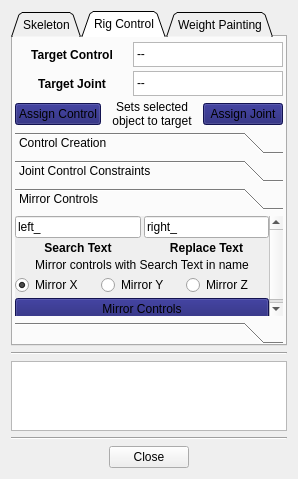
Old version of the form QtInterface/simple_rigging_tool_widget.ui in the repository MaoBoulve/Maya-Simple-Rigging-Tool.
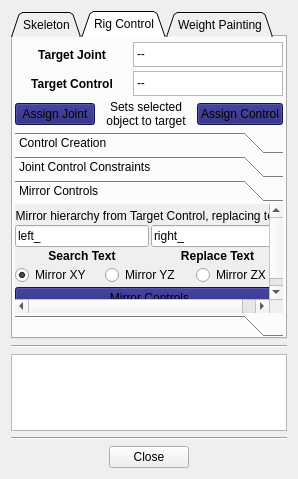
New version of the form. The open tabs and pages were chosen to show the change.

What changed in the file:
```diff
--- a/QtInterface/simple_rigging_tool_widget.ui
+++ b/QtInterface/simple_rigging_tool_widget.ui
@@ -590,53 +590,6 @@
          <property name="rightMargin">
           <number>2</number>
          </property>
-         <item>
-          <layout class="QHBoxLayout" name="horizontalLayout_20">
-           <item>
-            <widget class="QLabel" name="label_17">
-             <property name="font">
-              <font>
-               <weight>75</weight>
-               <bold>true</bold>
-              </font>
-             </property>
-             <property name="text">
-              <string>Target Control</string>
-             </property>
-             <property name="alignment">
-              <set>Qt::AlignCenter</set>
-             </property>
-             <property name="wordWrap">
-              <bool>false</bool>
-             </property>
-            </widget>
-           </item>
-           <item>
-            <widget class="QListWidget" name="list_targetControl">
-             <property name="sizePolicy">
-              <sizepolicy hsizetype="Fixed" vsizetype="Fixed">
-               <horstretch>0</horstretch>
-               <verstretch>0</verstretch>
-              </sizepolicy>
-             </property>
-             <property name="maximumSize">
-              <size>
-               <width>150</width>
-               <height>25</height>
-              </size>
-             </property>
-             <property name="flow">
-              <enum>QListView::LeftToRight</enum>
-             </property>
-             <item>
-              <property name="text">
-               <string>--</string>
-              </property>
-             </item>
-            </widget>
-           </item>
-          </layout>
-         </item>
          <item>
           <layout class="QHBoxLayout" name="horizontalLayout_19">
            <item>
@@ -684,33 +637,55 @@
            </item>
           </layout>
          </item>
+         <item>
+          <layout class="QHBoxLayout" name="horizontalLayout_20">
+           <item>
+            <widget class="QLabel" name="label_17">
+             <property name="font">
+              <font>
+               <weight>75</weight>
+               <bold>true</bold>
+              </font>
+             </property>
+             <property name="text">
+              <string>Target Control</string>
+             </property>
+             <property name="alignment">
+              <set>Qt::AlignCenter</set>
+             </property>
+             <property name="wordWrap">
+              <bool>false</bool>
+             </property>
+            </widget>
+           </item>
+           <item>
+            <widget class="QListWidget" name="list_targetControl">
+             <property name="sizePolicy">
+              <sizepolicy hsizetype="Fixed" vsizetype="Fixed">
+               <horstretch>0</horstretch>
+               <verstretch>0</verstretch>
+              </sizepolicy>
+             </property>
+             <property name="maximumSize">
+              <size>
+               <width>150</width>
+               <height>25</height>
+              </size>
+             </property>
+             <property name="flow">
+              <enum>QListView::LeftToRight</enum>
+             </property>
+             <item>
+              <property name="text">
+               <string>--</string>
+              </property>
+             </item>
+            </widget>
+           </item>
+          </layout>
+         </item>
          <item>
           <layout class="QHBoxLayout" name="horizontalLayout_21">
-           <item>
-            <widget class="QPushButton" name="btn_assignTargetControl">
-             <property name="styleSheet">
-              <string notr="true">QPushButton{
-    background-color: midnightblue;
-}</string>
-             </property>
-             <property name="text">
-              <string>Assign Control</string>
-             </property>
-            </widget>
-           </item>
-           <item>
-            <widget class="QLabel" name="label_23">
-             <property name="text">
-              <string>Sets selected object to target</string>
-             </property>
-             <property name="alignment">
-              <set>Qt::AlignCenter</set>
-             </property>
-             <property name="wordWrap">
-              <bool>true</bool>
-             </property>
-            </widget>
-           </item>
            <item>
             <widget class="QPushButton" name="btn_assignTargetJoint">
              <property name="styleSheet">
@@ -723,12 +698,40 @@
              </property>
             </widget>
            </item>
+           <item>
+            <widget class="QLabel" name="label_23">
+             <property name="text">
+              <string>Sets selected object to target</string>
+             </property>
+             <property name="alignment">
+              <set>Qt::AlignCenter</set>
+             </property>
+             <property name="wordWrap">
+              <bool>true</bool>
+             </property>
+            </widget>
+           </item>
+           <item>
+            <widget class="QPushButton" name="btn_assignTargetControl">
+             <property name="styleSheet">
+              <string notr="true">QPushButton{
+    background-color: midnightblue;
+}</string>
+             </property>
+             <property name="text">
+              <string>Assign Control</string>
+             </property>
+            </widget>
+           </item>
           </layout>
          </item>
          <item>
           <widget class="QToolBox" name="toolBox_2">
            <property name="currentIndex">
-            <number>0</number>
+            <number>3</number>
+           </property>
+           <property name="tabSpacing">
+            <number>2</number>
            </property>
            <widget class="QWidget" name="page_control_create">
             <property name="geometry">
@@ -995,8 +998,8 @@
              <rect>
               <x>0</x>
               <y>0</y>
-              <width>253</width>
-              <height>111</height>
+              <width>270</width>
+              <height>121</height>
              </rect>
             </property>
             <attribute name="label">
@@ -1021,12 +1024,28 @@
              <item>
               <layout class="QVBoxLayout" name="verticalLayout_21">
                <property name="spacing">
-                <number>3</number>
+                <number>2</number>
                </property>
+               <property name="topMargin">
+                <number>5</number>
+               </property>
+               <item>
+                <widget class="QLabel" name="label_22">
+                 <property name="text">
+                  <string>Mirror hierarchy from Target Control, replacing text</string>
+                 </property>
+                 <property name="alignment">
+                  <set>Qt::AlignCenter</set>
+                 </property>
+                </widget>
+               </item>
                <item>
                 <layout class="QHBoxLayout" name="horizontalLayout_29">
                  <item>
                   <layout class="QVBoxLayout" name="verticalLayout_31">
+                   <property name="spacing">
+                    <number>2</number>
+                   </property>
                    <item>
                     <widget class="QLineEdit" name="lineEdit_mirrorControlSearch">
                      <property name="text">
@@ -1054,6 +1073,9 @@
                  </item>
                  <item>
                   <layout class="QVBoxLayout" name="verticalLayout_34">
+                   <property name="spacing">
+                    <number>2</number>
+                   </property>
                    <item>
                     <widget class="QLineEdit" name="lineEdit_mirrorControlReplace">
                      <property name="text">
@@ -1081,26 +1103,12 @@
                  </item>
                 </layout>
                </item>
-               <item>
-                <layout class="QHBoxLayout" name="horizontalLayout_30">
-                 <item>
-                  <widget class="QLabel" name="label_22">
-                   <property name="text">
-                    <string>Mirror controls with Search Text in name</string>
-                   </property>
-                   <property name="alignment">
-                    <set>Qt::AlignCenter</set>
-                   </property>
-                  </widget>
-                 </item>
-                </layout>
-               </item>
                <item>
                 <layout class="QHBoxLayout" name="horizontalLayout_27">
                  <item>
                   <widget class="QRadioButton" name="radioBtn_mirrorControl_X">
                    <property name="text">
-                    <string>Mirror X</string>
+                    <string>Mirror XY</string>
                    </property>
                    <property name="checked">
                     <bool>true</bool>
@@ -1113,7 +1121,7 @@
                  <item>
                   <widget class="QRadioButton" name="radioBtn_mirrorControl_Y">
                    <property name="text">
-                    <string>Mirror Y</string>
+                    <string>Mirror YZ</string>
                    </property>
                    <attribute name="buttonGroup">
                     <string notr="true">btnGrp_controlMirrorAxis</string>
@@ -1123,7 +1131,7 @@
                  <item>
                   <widget class="QRadioButton" name="radioBtn_mirrorControl_Z">
                    <property name="text">
-                    <string>Mirror Z</string>
+                    <string>Mirror ZX</string>
                    </property>
                    <attribute name="buttonGroup">
                     <string notr="true">btnGrp_controlMirrorAxis</string>
```
Left out of the diff: 25 changed lines with no effect on the pictures.
